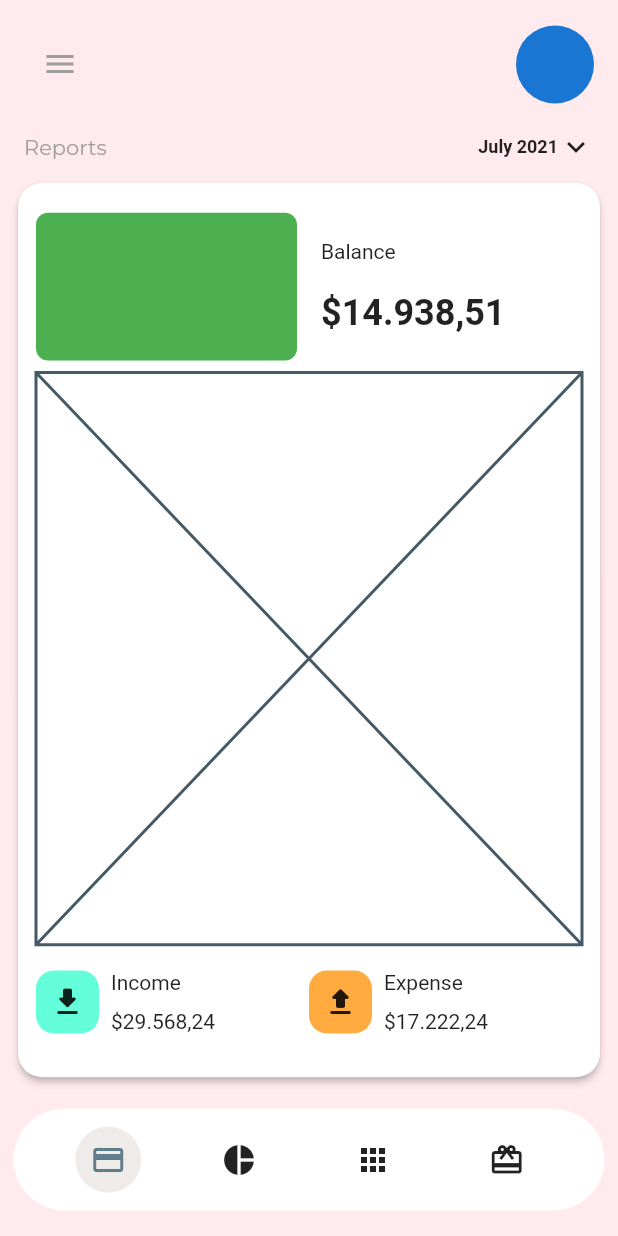
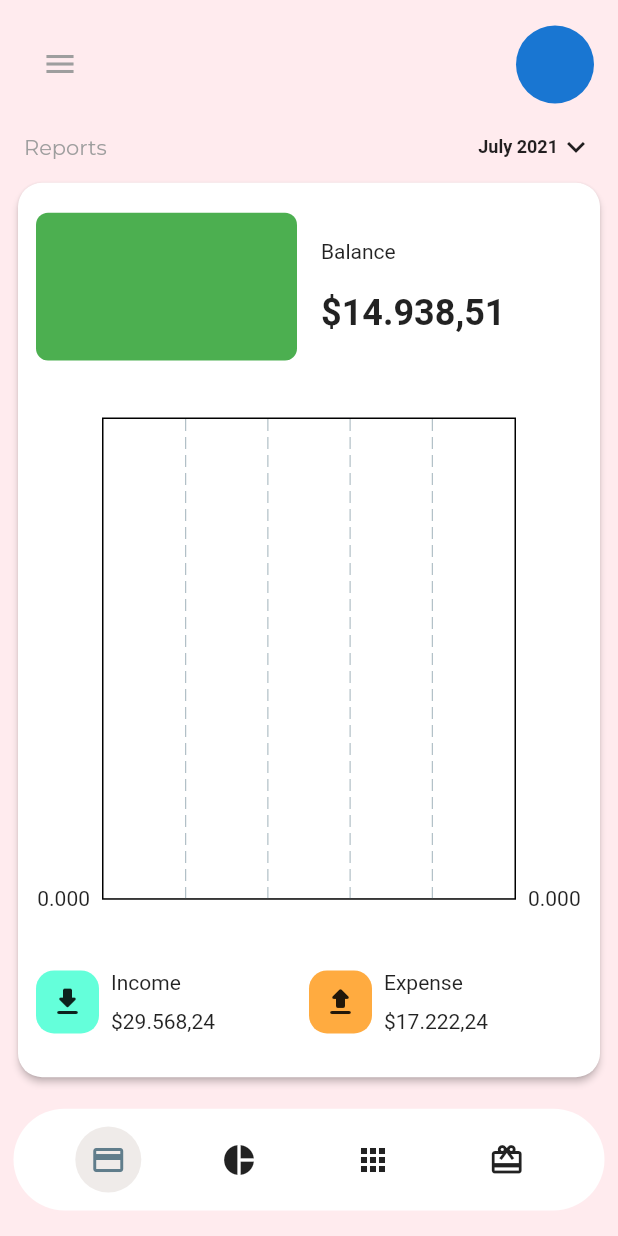
Before and after one commit to JAICHANGPARK/flutter_notebook_11th_story, a Flutter app: the screen it shows after launch, on a phone screen of 412 x 824 dp. Run offline on Flutter 3.47's test engine with Material 2 defaults, Android fonts, the phone set to English and light mode, and no system bars; drawn by our look-alikes of fl_chart; our stand-ins replace backdrop, badges, flutter_inner_drawer, flutter_slidable, flutter_swiper, google_fonts.

Commit message:
Update bank_balance_page.dart

```diff
--- a/lib/ep749_bank_app/ui/bank_balance_page.dart
+++ b/lib/ep749_bank_app/ui/bank_balance_page.dart
@@ -1,3 +1,4 @@
+import 'package:fl_chart/fl_chart.dart';
 import 'package:flutter/cupertino.dart';
 import 'package:flutter/material.dart';
 import 'package:google_fonts/google_fonts.dart';
@@ -102,7 +103,9 @@ class _BankBalancePageState extends State<BankBalancePage> {
                                       )),
                                     ],
                                   )),
-                              Expanded(flex: 10, child: Placeholder()),
+                              Expanded(flex: 10, child: BarChart(
+                                  BarChartData()
+                              )),
                               Expanded(
                                   flex: 2,
                                   child: Row(
```
